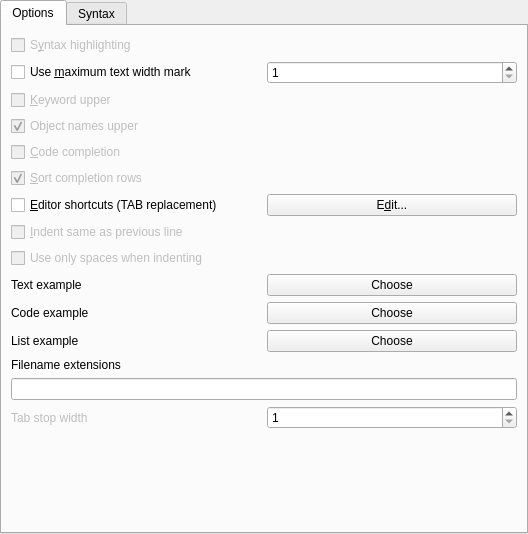
Before: the Qt Designer form src/core/tosyntaxsetupui.ui in tora-tool/tora, drawn with Qt 5.
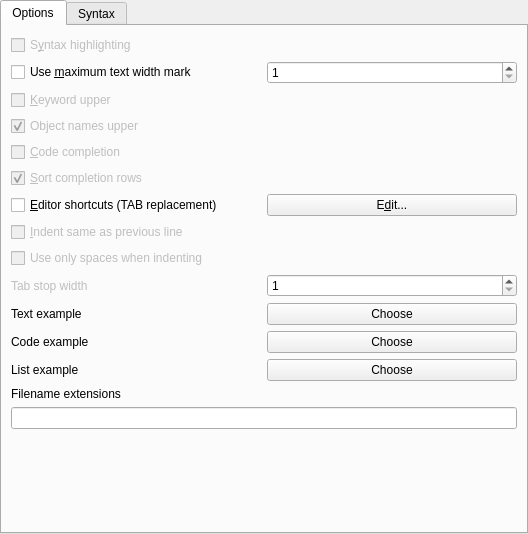
After: the same form once the commit is applied. Custom widgets are drawn as their Qt base class.

What changed in the file:
```diff
--- a/src/core/tosyntaxsetupui.ui
+++ b/src/core/tosyntaxsetupui.ui
@@ -177,6 +177,39 @@
            </property>
           </widget>
          </item>
+         <item>
+          <layout class="QHBoxLayout" name="horizontalLayout_6">
+           <item>
+            <widget class="QLabel" name="TextLabel1_2">
+             <property name="enabled">
+              <bool>false</bool>
+             </property>
+             <property name="toolTip">
+              <string>Number of character width of tabstops</string>
+             </property>
+             <property name="whatsThis">
+              <string>Number of character width of tabstops</string>
+             </property>
+             <property name="text">
+              <string>Tab stop width</string>
+             </property>
+             <property name="wordWrap">
+              <bool>false</bool>
+             </property>
+             <property name="buddy">
+              <cstring>TabStop</cstring>
+             </property>
+            </widget>
+           </item>
+           <item>
+            <widget class="QSpinBox" name="TabStop">
+             <property name="minimum">
+              <number>1</number>
+             </property>
+            </widget>
+           </item>
+          </layout>
+         </item>
          <item>
           <layout class="QHBoxLayout" name="horizontalLayout_3">
            <item>
@@ -253,39 +286,6 @@
          <item>
           <widget class="QLineEdit" name="Extensions"/>
          </item>
-         <item>
-          <layout class="QHBoxLayout" name="horizontalLayout_6">
-           <item>
-            <widget class="QLabel" name="TextLabel1_2">
-             <property name="enabled">
-              <bool>false</bool>
-             </property>
-             <property name="toolTip">
-              <string>Number of character width of tabstops</string>
-             </property>
-             <property name="whatsThis">
-              <string>Number of character width of tabstops</string>
-             </property>
-             <property name="text">
-              <string>Tab stop width</string>
-             </property>
-             <property name="wordWrap">
-              <bool>false</bool>
-             </property>
-             <property name="buddy">
-              <cstring>TabStop</cstring>
-             </property>
-            </widget>
-           </item>
-           <item>
-            <widget class="QSpinBox" name="TabStop">
-             <property name="minimum">
-              <number>1</number>
-             </property>
-            </widget>
-           </item>
-          </layout>
-         </item>
          <item>
           <spacer name="verticalSpacer">
            <property name="orientation">
```
